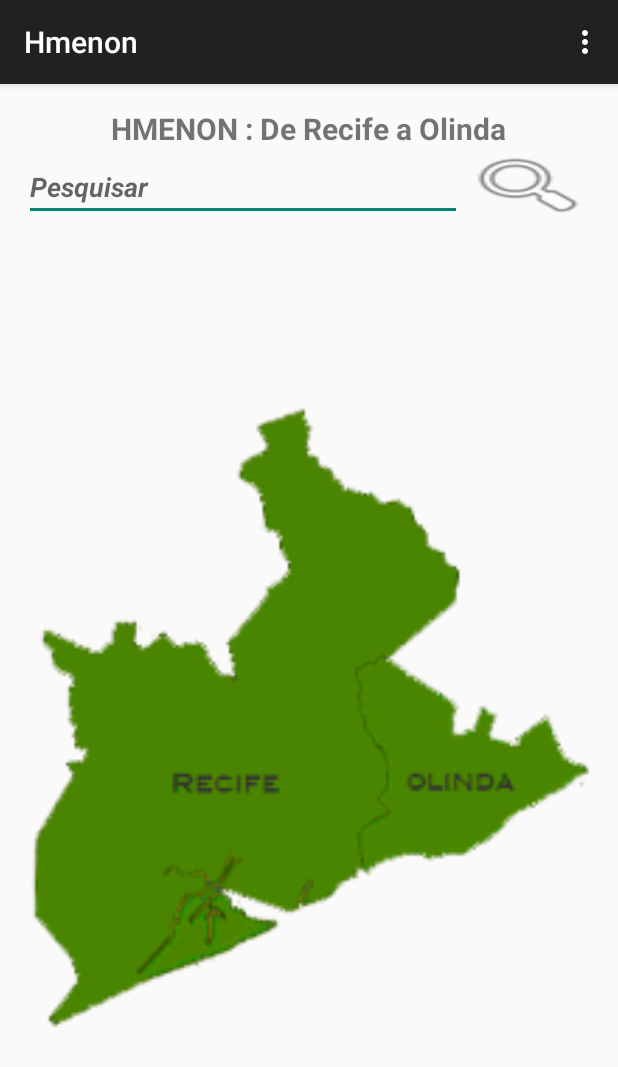
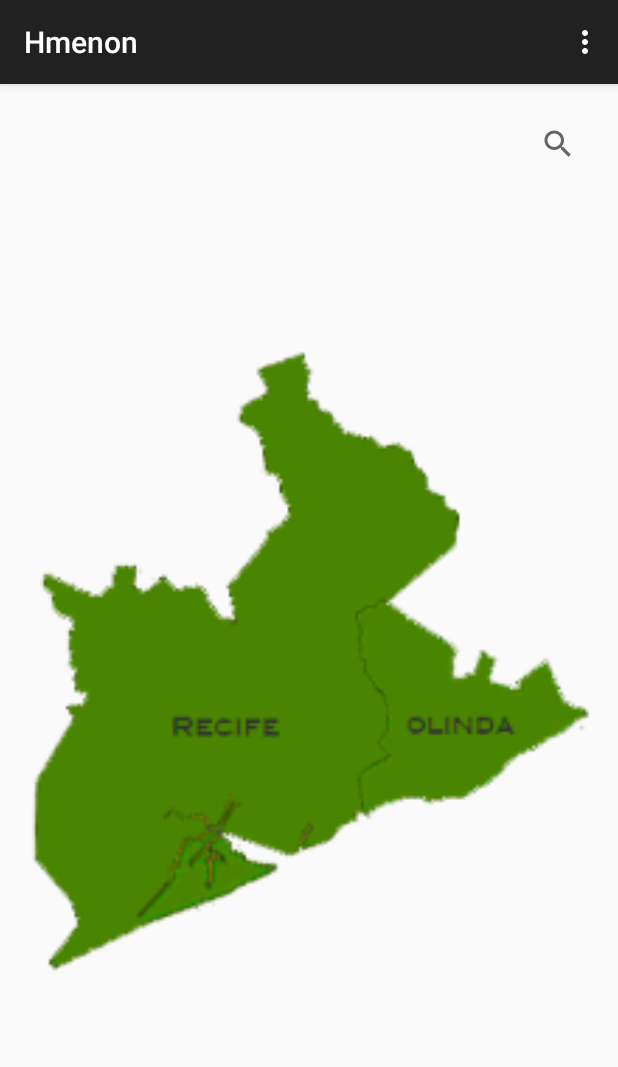
Before and after one commit to nichene/Hmenon, an Android app: the MainActivity screen opened directly, with no data from a screen before it, on a phone screen of 412 x 824 dp. Shown: the top 1067 px of the screen. Run offline under Robolectric (Android 15) with nearby library versions, the phone set to English and light mode, and no system bars.

Commit message:
victory shall be ours!

```diff
--- a/Hmenon2/app/src/main/AndroidManifest.xml
+++ b/Hmenon2/app/src/main/AndroidManifest.xml
@@ -8,7 +8,7 @@
         android:label="@string/app_name"
         android:theme="@style/AppTheme" >
         <activity
-            android:name=".usuario.usuariogui.MainLogin"
+            android:name=".user.gui.MainLogin"
             android:label="@string/app_name" >
             <intent-filter>
                 <action android:name="android.intent.action.MAIN" />
@@ -16,7 +16,7 @@
                 <category android:name="android.intent.category.LAUNCHER" />
             </intent-filter>
         </activity>
-        <activity android:name=".usuario.usuariogui.MainCadastrar"></activity>
+        <activity android:name=".user.gui.MainSignUp"></activity>
         <activity android:name=".MainActivity"></activity>
 
 
--- a/Hmenon2/app/src/main/java/com/ufrpe/hmenon/MainActivity.java
+++ b/Hmenon2/app/src/main/java/com/ufrpe/hmenon/MainActivity.java
@@ -1,12 +1,15 @@
 package com.ufrpe.hmenon;
 
+import android.content.Intent;
 import android.os.Bundle;
 import android.support.v7.app.ActionBarActivity;
 import android.view.Menu;
 import android.view.MenuItem;
-import android.view.View;
 import android.widget.Button;
 import android.widget.EditText;
+
+import com.ufrpe.hmenon.infrastructure.domain.StaticUser;
+import com.ufrpe.hmenon.user.gui.MainLogin;
 
 
 public class MainActivity extends ActionBarActivity {
@@ -14,20 +17,23 @@ public class MainActivity extends ActionBarActivity {
     private Button btnPesquisar;
 
     @Override
+    public void onBackPressed() {
+        super.onBackPressed();
+        StaticUser.setUser(null);
+        Intent intentGoLogin = new Intent(MainActivity.this, MainLogin.class);
+        startActivity(intentGoLogin);
+
+
+    }
+
+    @Override
     protected void onCreate(Bundle savedInstanceState) {
 
         super.onCreate(savedInstanceState);
         setContentView(R.layout.activity_main);
 
-        edtPesquisar = (EditText)findViewById(R.id.edtPesquisa);
 
-        btnPesquisar = (Button)findViewById(R.id.btnPesquisar);
-        btnPesquisar.setOnClickListener(new View.OnClickListener() {
-            @Override
-            public void onClick(View v) {
 
-            }
-        });
     }
 
 
--- a/Hmenon2/app/src/main/java/com/ufrpe/hmenon/Helper.java
+++ b/Hmenon2/app/src/main/java/com/ufrpe/hmenon/infrastructure/dao/Helper.java
@@ -1,4 +1,4 @@
-package com.ufrpe.hmenon;
+package com.ufrpe.hmenon.infrastructure.dao;
 
 
 import android.content.Context;
--- a/Hmenon2/app/src/main/java/com/ufrpe/hmenon/usuario/dominio/Usuario.java
+++ b/Hmenon2/app/src/main/java/com/ufrpe/hmenon/user/domain/User.java
@@ -1,6 +1,6 @@
-package com.ufrpe.hmenon.usuario.dominio;
+package com.ufrpe.hmenon.user.domain;
 
-public class Usuario {
+public class User {
     private long id;
     private String nome;
     private String senha;
--- a/Hmenon2/app/src/main/res/layout/activity_main.xml
+++ b/Hmenon2/app/src/main/res/layout/activity_main.xml
@@ -1,3 +1,4 @@
+
 <RelativeLayout
     xmlns:android="http://schemas.android.com/apk/res/android"
     xmlns:tools="http://schemas.android.com/tools"
@@ -9,48 +10,32 @@
     android:paddingBottom="16dp"
     tools:context=".MainActivity">
 
-    <TextView android:text="@string/hmenon"
-        android:textSize="20dp"
-        android:layout_width="wrap_content"
-        android:layout_height="wrap_content"
-        android:id="@+id/textView"
-        android:textStyle="normal|bold"
-        android:singleLine="true"
-        android:layout_alignParentTop="true"
-        android:layout_centerHorizontal="true" />
 
-    <EditText
-        android:hint="Pesquisar"
-        android:layout_width="wrap_content"
-        android:layout_height="wrap_content"
-        android:id="@+id/edtPesquisa"
-        android:textIsSelectable="false"
-        android:textStyle="bold|italic"
-        android:layout_alignBottom="@+id/btnPesquisar"
-        android:layout_alignParentLeft="true"
-        android:layout_alignParentStart="true"
-        android:layout_toLeftOf="@+id/btnPesquisar"
-        android:layout_toStartOf="@+id/btnPesquisar" />
-    <Button
-        android:id="@+id/btnPesquisar"
-        android:layout_width="wrap_content"
-        android:layout_height="wrap_content"
-        android:background="@android:drawable/ic_menu_search"
-        android:layout_alignWithParentIfMissing="false"
-        android:layout_below="@+id/textView"
-        android:layout_alignRight="@+id/imgRecife"
-        android:layout_alignEnd="@+id/imgRecife" />
+
+
+
     <ImageView
-        android:layout_width="wrap_content"
-        android:layout_height="wrap_content"
+        android:layout_width="match_parent"
+        android:layout_height="match_parent"
         android:src="@drawable/recife_olinda"
         android:id="@+id/imgRecife"
         android:layout_alignParentBottom="true"
-        android:layout_below="@+id/edtPesquisa"
+
         android:layout_alignParentLeft="true"
         android:layout_alignParentStart="true"
         android:layout_alignParentRight="true"
         android:layout_alignParentEnd="true" />
 
 
+
+
+    <android.widget.SearchView
+        android:layout_width="wrap_content"
+        android:layout_height="wrap_content"
+        android:layout_alignTop="@+id/textView"
+        android:layout_alignRight="@+id/imgRecife"
+        android:layout_alignEnd="@+id/imgRecife"
+        android:id="@+id/view"></android.widget.SearchView>
+
+
 </RelativeLayout>
```
Also changed, not shown: Hmenon2/app/src/main/java/com/ufrpe/hmenon/infrastructure/domain/StaticUser.java (added, +22 -0 lines), Hmenon2/app/src/main/java/com/ufrpe/hmenon/user/dao/UserDAO.java (added, +67 -0 lines), Hmenon2/app/src/main/java/com/ufrpe/hmenon/user/gui/MainLogin.java (renamed from Hmenon2/app/src/main/java/com/ufrpe/hmenon/usuario/usuariogui/MainLogin.java, +15 -10 lines), Hmenon2/app/src/main/java/com/ufrpe/hmenon/user/gui/MainSignUp.java (renamed from Hmenon2/app/src/main/java/com/ufrpe/hmenon/usuario/usuariogui/MainCadastrar.java, +22 -16 lines), Hmenon2/app/src/main/java/com/ufrpe/hmenon/user/service/userService.java (added, +52 -0 lines), Hmenon2/app/src/main/java/com/ufrpe/hmenon/usuario/usuariodao/UsuarioDAO.java (deleted, +0 -60 lines), Hmenon2/app/src/main/java/com/ufrpe/hmenon/usuario/usuarioservice/UsuarioService.java (deleted, +0 -40 lines), Hmenon2/app/src/main/res/layout/activity_signup.xml (renamed from Hmenon2/app/src/main/res/layout/activity_cadastro.xml).
